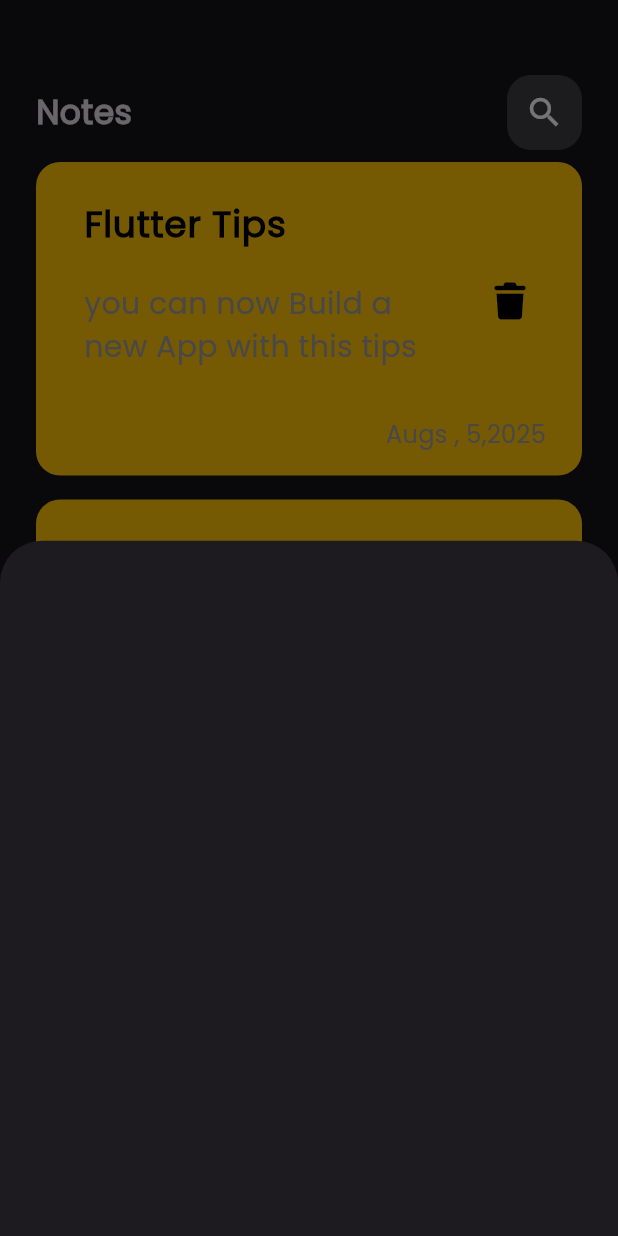
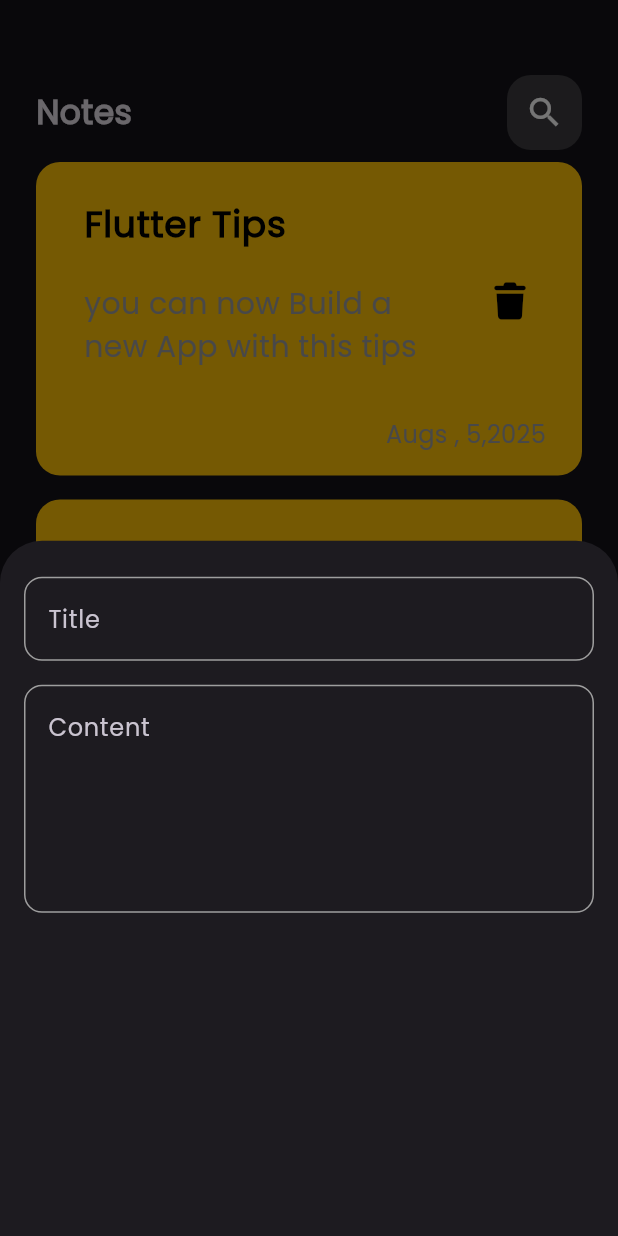
Before and after one commit to farouqmurtaja96-source/note_app, a Flutter app: the screen it shows after launch, after a tap on the "add" icon, on a phone screen of 412 x 824 dp. Run offline on Flutter 3.47's test engine with Material 3 defaults, Android fonts, the phone set to English and light mode, and no system bars; our stand-ins replace font_awesome_flutter.

Commit message:
add text fied to modelsheet

```diff
--- a/lib/widget/add_note_widget.dart
+++ b/lib/widget/add_note_widget.dart
@@ -1,10 +1,20 @@
 import 'package:flutter/material.dart';
+import 'package:note_appv3/widget/text_filed_widget.dart';
 
 class AddNoteWidget extends StatelessWidget {
   const AddNoteWidget({super.key});
 
   @override
   Widget build(BuildContext context) {
-    return Container();
+    return Padding(
+      padding: const EdgeInsets.symmetric(horizontal: 16.0, vertical: 24),
+      child: Column(
+        children: [
+          TextFiledWidget(hint: 'Title'),
+          SizedBox(height: 16),
+          TextFiledWidget(hint: 'Content', maxline: 5),
+        ],
+      ),
+    );
   }
 }
--- /dev/null
+++ b/lib/widget/text_filed_widget.dart
@@ -0,0 +1,28 @@
+import 'package:flutter/material.dart';
+
+class TextFiledWidget extends StatelessWidget {
+  const TextFiledWidget({super.key, required this.hint, this.maxline = 1});
+  final String hint;
+  final int maxline;
+  @override
+  Widget build(BuildContext context) {
+    return TextField(
+      cursorColor: Colors.lightBlue,
+      maxLines: maxline,
+      decoration: InputDecoration(
+        hintText: hint,
+
+        border: OutlineBorder(Colors.white),
+        enabledBorder: OutlineBorder(Colors.grey),
+        focusedBorder: OutlineBorder(Colors.lightBlue),
+      ),
+    );
+  }
+
+  OutlineInputBorder OutlineBorder([Color? color]) {
+    return OutlineInputBorder(
+      borderRadius: BorderRadius.circular(12),
+      borderSide: BorderSide(color: color!),
+    );
+  }
+}
```
